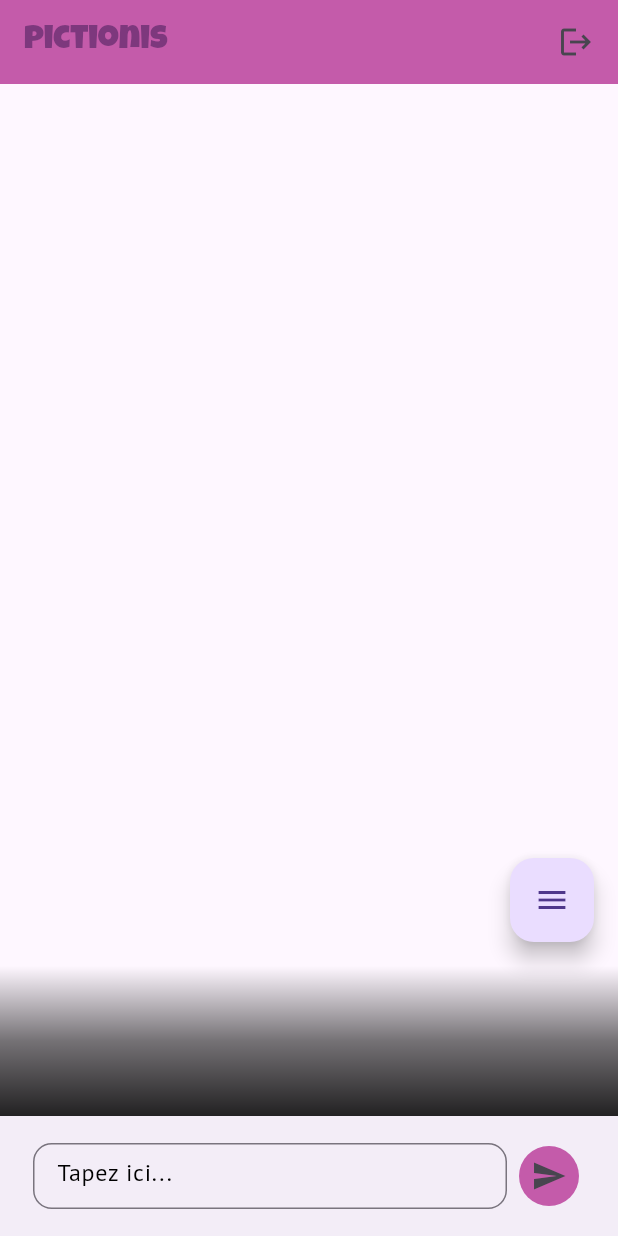
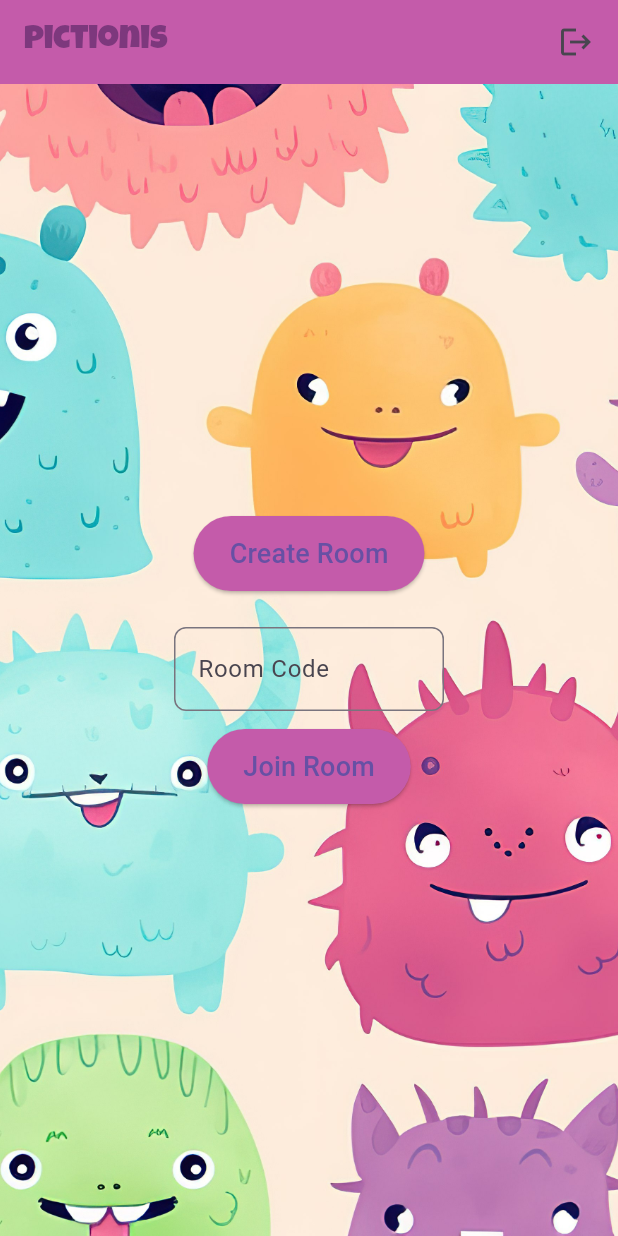
Before and after one commit to Martriss/pictionis, a Flutter app: the screen it shows once a user with an empty profile is signed in, on a phone screen of 412 x 824 dp. Run offline on Flutter 3.47's test engine with Material 3 defaults, Android fonts, the phone set to English and light mode, and no system bars; drawn by our look-alikes of flutter_expandable_fab; our stand-ins replace cloud_firestore, firebase_auth, firebase_core, flutter_colorpicker; accounts and stored records are empty.

Commit message:
Add room selection page

```diff
--- a/pictionis/lib/screen/home_page.dart
+++ b/pictionis/lib/screen/home_page.dart
@@ -1,5 +1,5 @@
 import 'package:flutter/material.dart';
-import 'package:pictionis/screen/drawing_page.dart';
+import 'package:pictionis/screen/room_selection_page.dart';
 import 'package:pictionis/service/auth_service.dart';
 import 'package:pictionis/theme.dart';
 
@@ -13,7 +13,6 @@ class HomePage extends StatefulWidget {
 class _HomePageState extends State<HomePage> {
   @override
   Widget build(BuildContext context) {
-    // Provisoire
     return Scaffold(
       appBar: AppBar(
         title: Text(
@@ -34,8 +33,7 @@ class _HomePageState extends State<HomePage> {
           )
         ],
       ),
-        body: const DrawingPage(
-          roomID: "TEST",
-        ));
+      body: const RoomSelectionPage(),
+    );
   }
 }
--- /dev/null
+++ b/pictionis/lib/screen/room_selection_page.dart
@@ -0,0 +1,144 @@
+import 'dart:math';
+import 'package:flutter/material.dart';
+import 'package:cloud_firestore/cloud_firestore.dart';
+import 'package:pictionis/screen/drawing_page.dart';
+import 'package:pictionis/theme.dart';
+
+class RoomSelectionPage extends StatefulWidget {
+  const RoomSelectionPage({super.key});
+
+  @override
+  State<RoomSelectionPage> createState() => _RoomSelectionPageState();
+}
+
+class _RoomSelectionPageState extends State<RoomSelectionPage> {
+  final TextEditingController _roomCodeController = TextEditingController();
+  final FirebaseFirestore _firestore = FirebaseFirestore.instance;
+
+  @override
+  void dispose() {
+    _roomCodeController.dispose();
+    super.dispose();
+  }
+
+  String _generateRoomCode() {
+    const chars = 'ABCDEFGHIJKLMNOPQRSTUVWXYZ0123456789';
+    final random = Random();
+    return List.generate(6, (index) => chars[random.nextInt(chars.length)])
+        .join();
+  }
+
+  Future<void> _createRoom() async {
+    final roomCode = _generateRoomCode();
+    try {
+      await _firestore.collection('rooms').doc(roomCode).set({
+        'createdAt': FieldValue.serverTimestamp(),
+      });
+      _navigateToRoom(roomCode);
+    } catch (e) {
+      ScaffoldMessenger.of(context).showSnackBar(
+        SnackBar(content: Text('Failed to create room: $e')),
+      );
+    }
+  }
+
+  void _navigateToRoom(String roomID) {
+    Navigator.push(
+      context,
+      MaterialPageRoute(
+        builder: (context) => DrawingPage(roomID: roomID),
+      ),
+    );
+  }
+
+  Future<void> _joinRoom() async {
+    final roomCode = _roomCodeController.text.trim().toUpperCase();
+    if (roomCode.isEmpty) {
+      ScaffoldMessenger.of(context).showSnackBar(
+        const SnackBar(content: Text('Please enter a room code')),
+      );
+      return;
+    }
+
+    try {
+      final room = await _firestore.collection('rooms').doc(roomCode).get();
+      if (room.exists) {
+        _navigateToRoom(roomCode);
+      } else {
+        ScaffoldMessenger.of(context).showSnackBar(
+          const SnackBar(content: Text('Room does not exist')),
+        );
+      }
+    } catch (e) {
+      ScaffoldMessenger.of(context).showSnackBar(
+        SnackBar(content: Text('Failed to join room: $e')),
+      );
+    }
+  }
+
+  @override
+  Widget build(BuildContext context) {
+    return Scaffold(
+      body: Container(
+        decoration: BoxDecoration(
+          image: DecorationImage(
+            image: AssetImage('assets/background.jpg'),
+            fit: BoxFit.cover,
+          ),
+        ),
+        child: Center(
+          child: Padding(
+            padding: const EdgeInsets.all(16.0),
+            child: Column(
+              mainAxisAlignment: MainAxisAlignment.center,
+              children: [
+                ElevatedButton(
+                  onPressed: _createRoom,
+                  style: ElevatedButton.styleFrom(
+                    backgroundColor: MyColors.primaryColor,
+                    padding: const EdgeInsets.symmetric(
+                        vertical: 12, horizontal: 24),
+                  ),
+                  child: const Text(
+                    "Create Room",
+                    style: TextStyle(fontSize: 18),
+                  ),
+                ),
+                const SizedBox(
+                  height: 24,
+                ),
+                SizedBox(
+                  width: 180,
+                  child: TextField(
+                    controller: _roomCodeController,
+                    decoration: InputDecoration(
+                      labelText: "Room Code",
+                      border: OutlineInputBorder(
+                        borderRadius: BorderRadius.circular(8),
+                      ),
+                    ),
+                  ),
+                ),
+                const SizedBox(height: 12),
+                ElevatedButton(
+                  onPressed: _joinRoom,
+                  style: ElevatedButton.styleFrom(
+                    backgroundColor: MyColors.primaryColor,
+                    padding: const EdgeInsets.symmetric(
+                      vertical: 12,
+                      horizontal: 24,
+                    ),
+                  ),
+                  child: const Text(
+                    "Join Room",
+                    style: TextStyle(fontSize: 18),
+                  ),
+                ),
+              ],
+            ),
+          ),
+        ),
+      ),
+    );
+  }
+}
--- a/pictionis/lib/widgets/tool_selector.dart
+++ b/pictionis/lib/widgets/tool_selector.dart
@@ -28,6 +28,7 @@ class ToolSelector extends StatelessWidget {
         children: [
           // Stroke width
           FloatingActionButton.small(
+            heroTag: "stroke_width_selector",
             child: const Icon(Icons.line_weight),
             onPressed: () async {
               double? widthValue = await showDialog<double>(
@@ -42,6 +43,7 @@ class ToolSelector extends StatelessWidget {
           ),
           //Color picker
           FloatingActionButton.small(
+            heroTag: "color_selector",
             onPressed: () async {
               await showDialog<void>(
                 context: context,
@@ -63,12 +65,14 @@ class ToolSelector extends StatelessWidget {
           ),
           // Shape selection
           const FloatingActionButton.small(
+            heroTag: "shape_selector",
             backgroundColor: Colors.grey,
             onPressed: null,
             child: Icon(Icons.shape_line_outlined),
           ),
           // Undo
           FloatingActionButton.small(
+            heroTag: "undo",
             onPressed: () {
               _drawingState.removeLastEvent();
               _key.currentState?.toggle();
@@ -77,6 +81,7 @@ class ToolSelector extends StatelessWidget {
           ),
           // Redo
           const FloatingActionButton.small(
+            heroTag: "redo",
             backgroundColor: Colors.grey,
             onPressed: null,
             child: Icon(Icons.redo),
@@ -84,6 +89,7 @@ class ToolSelector extends StatelessWidget {
           // Reset
           // TODO: confirm dialog
           FloatingActionButton.small(
+            heroTag: "reset",
             onPressed: () {
               _drawingState.clearPaintEvents();
               _key.currentState?.toggle();
```
Also changed, not shown: pictionis/lib/screen/drawing_page.dart (+21 -0 lines). Lines whose indentation alone changed are shown as unchanged.
